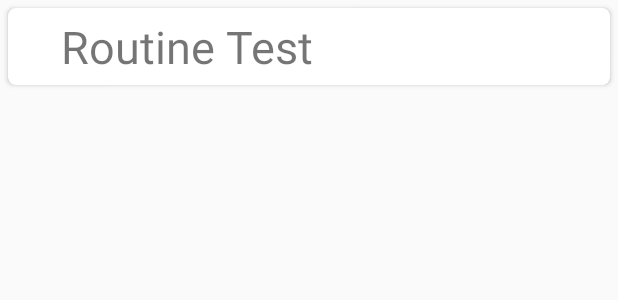
After one commit to StefanoKoo/MyFitnessAssistant, an Android app: the layout recycler_routine.xml on its own in the app's theme, with its tools: preview values and no code run, on a phone screen of 412 x 824 dp. The commit adds this screen. Shown: the top 300 px of the screen. Run offline under Robolectric (Android 15) with nearby library versions, the phone set to English and light mode, and no system bars.

Commit message:
Layout Setup

```diff
--- a/app/build.gradle
+++ b/app/build.gradle
@@ -33,6 +33,8 @@ dependencies {
     implementation 'androidx.appcompat:appcompat:1.2.0'
     implementation 'com.google.android.material:material:1.3.0'
     implementation 'androidx.constraintlayout:constraintlayout:2.0.4'
+    implementation 'androidx.recyclerview:recyclerview:1.1.0'
+    implementation 'androidx.cardview:cardview:1.0.0'
     testImplementation 'junit:junit:4.+'
     androidTestImplementation 'androidx.test.ext:junit:1.1.2'
     androidTestImplementation 'androidx.test.espresso:espresso-core:3.3.0'
--- a/app/src/main/AndroidManifest.xml
+++ b/app/src/main/AndroidManifest.xml
@@ -12,10 +12,10 @@
         <activity android:name=".MainActivity">
             <intent-filter>
                 <action android:name="android.intent.action.MAIN" />
-
                 <category android:name="android.intent.category.LAUNCHER" />
             </intent-filter>
         </activity>
+        <activity android:name=".MakeRoutineActivity"></activity>
     </application>
 
 </manifest>
--- /dev/null
+++ b/app/src/main/res/drawable/ic_baseline_account_circle_20.xml
@@ -0,0 +1,5 @@
+<vector android:height="20dp" android:tint="#FFFFFF"
+    android:viewportHeight="24" android:viewportWidth="24"
+    android:width="20dp" xmlns:android="http://schemas.android.com/apk/res/android">
+    <path android:fillColor="@android:color/white" android:pathData="M12,2C6.48,2 2,6.48 2,12s4.48,10 10,10 10,-4.48 10,-10S17.52,2 12,2zM12,5c1.66,0 3,1.34 3,3s-1.34,3 -3,3 -3,-1.34 -3,-3 1.34,-3 3,-3zM12,19.2c-2.5,0 -4.71,-1.28 -6,-3.22 0.03,-1.99 4,-3.08 6,-3.08 1.99,0 5.97,1.09 6,3.08 -1.29,1.94 -3.5,3.22 -6,3.22z"/>
+</vector>
--- /dev/null
+++ b/app/src/main/res/drawable/ic_baseline_add_30.xml
@@ -0,0 +1,5 @@
+<vector android:height="30dp" android:tint="#FFFFFF"
+    android:viewportHeight="24" android:viewportWidth="24"
+    android:width="30dp" xmlns:android="http://schemas.android.com/apk/res/android">
+    <path android:fillColor="@android:color/white" android:pathData="M19,13h-6v6h-2v-6H5v-2h6V5h2v6h6v2z"/>
+</vector>
--- /dev/null
+++ b/app/src/main/res/drawable/ic_baseline_settings_20.xml
@@ -0,0 +1,5 @@
+<vector android:height="24dp" android:tint="#FFFFFF"
+    android:viewportHeight="24" android:viewportWidth="24"
+    android:width="24dp" xmlns:android="http://schemas.android.com/apk/res/android">
+    <path android:fillColor="@android:color/white" android:pathData="M19.14,12.94c0.04,-0.3 0.06,-0.61 0.06,-0.94c0,-0.32 -0.02,-0.64 -0.07,-0.94l2.03,-1.58c0.18,-0.14 0.23,-0.41 0.12,-0.61l-1.92,-3.32c-0.12,-0.22 -0.37,-0.29 -0.59,-0.22l-2.39,0.96c-0.5,-0.38 -1.03,-0.7 -1.62,-0.94L14.4,2.81c-0.04,-0.24 -0.24,-0.41 -0.48,-0.41h-3.84c-0.24,0 -0.43,0.17 -0.47,0.41L9.25,5.35C8.66,5.59 8.12,5.92 7.63,6.29L5.24,5.33c-0.22,-0.08 -0.47,0 -0.59,0.22L2.74,8.87C2.62,9.08 2.66,9.34 2.86,9.48l2.03,1.58C4.84,11.36 4.8,11.69 4.8,12s0.02,0.64 0.07,0.94l-2.03,1.58c-0.18,0.14 -0.23,0.41 -0.12,0.61l1.92,3.32c0.12,0.22 0.37,0.29 0.59,0.22l2.39,-0.96c0.5,0.38 1.03,0.7 1.62,0.94l0.36,2.54c0.05,0.24 0.24,0.41 0.48,0.41h3.84c0.24,0 0.44,-0.17 0.47,-0.41l0.36,-2.54c0.59,-0.24 1.13,-0.56 1.62,-0.94l2.39,0.96c0.22,0.08 0.47,0 0.59,-0.22l1.92,-3.32c0.12,-0.22 0.07,-0.47 -0.12,-0.61L19.14,12.94zM12,15.6c-1.98,0 -3.6,-1.62 -3.6,-3.6s1.62,-3.6 3.6,-3.6s3.6,1.62 3.6,3.6S13.98,15.6 12,15.6z"/>
+</vector>
--- /dev/null
+++ b/app/src/main/res/layout/recycler_routine.xml
@@ -0,0 +1,39 @@
+<?xml version="1.0" encoding="utf-8"?>
+<LinearLayout xmlns:android="http://schemas.android.com/apk/res/android"
+    xmlns:app="http://schemas.android.com/apk/res-auto"
+    android:orientation="vertical"
+    android:layout_width="match_parent"
+    android:layout_height="match_parent">
+
+    <androidx.cardview.widget.CardView
+        android:layout_width="match_parent"
+        android:layout_height="wrap_content"
+        android:layout_margin="5dp"
+        app:cardCornerRadius="5dp">
+
+        <LinearLayout
+            android:layout_width="match_parent"
+            android:layout_height="wrap_content"
+            android:orientation="horizontal">
+
+            <ImageView
+                android:layout_width="30dp"
+                android:layout_height="30dp"
+                android:padding="5dp"
+                android:layout_gravity="center">
+
+            </ImageView>
+
+            <TextView
+                android:layout_width="wrap_content"
+                android:layout_height="wrap_content"
+                android:textSize="30dp"
+                android:padding="5dp"
+                android:text="Routine Test">
+            </TextView>
+
+        </LinearLayout>
+
+    </androidx.cardview.widget.CardView>
+
+</LinearLayout>
--- a/app/src/main/res/values-night/themes.xml
+++ b/app/src/main/res/values-night/themes.xml
@@ -1,16 +1,19 @@
 <resources xmlns:tools="http://schemas.android.com/tools">
     <!-- Base application theme. -->
-    <style name="Theme.MyFitnessAssistant" parent="Theme.MaterialComponents.DayNight.DarkActionBar">
+    <style name="Theme.MyFitnessAssistant" parent="Theme.AppCompat.Light.NoActionBar">
         <!-- Primary brand color. -->
-        <item name="colorPrimary">@color/purple_200</item>
+        <item name="colorPrimary">@color/purple_500</item>
         <item name="colorPrimaryVariant">@color/purple_700</item>
-        <item name="colorOnPrimary">@color/black</item>
+        <item name="colorOnPrimary">@color/white</item>
         <!-- Secondary brand color. -->
         <item name="colorSecondary">@color/teal_200</item>
-        <item name="colorSecondaryVariant">@color/teal_200</item>
+        <item name="colorSecondaryVariant">@color/teal_700</item>
         <item name="colorOnSecondary">@color/black</item>
         <!-- Status bar color. -->
-        <item name="android:statusBarColor" tools:targetApi="l">?attr/colorPrimaryVariant</item>
+        <item name="android:statusBarColor" tools:targetApi="l">@color/maColor</item>
         <!-- Customize your theme here. -->
     </style>
+    <style name="Toolbar.TitleText" parent="Widget.AppCompat.Toolbar">
+        <item name="android:textSize">20dp</item>
+    </style>
 </resources>
--- a/app/src/main/res/values/colors.xml
+++ b/app/src/main/res/values/colors.xml
@@ -7,4 +7,5 @@
     <color name="teal_700">#FF018786</color>
     <color name="black">#FF000000</color>
     <color name="white">#FFFFFFFF</color>
+    <color name="maColor">#192A55</color>
 </resources>
--- a/app/src/main/res/values/themes.xml
+++ b/app/src/main/res/values/themes.xml
@@ -1,6 +1,6 @@
 <resources xmlns:tools="http://schemas.android.com/tools">
     <!-- Base application theme. -->
-    <style name="Theme.MyFitnessAssistant" parent="Theme.MaterialComponents.DayNight.DarkActionBar">
+    <style name="Theme.MyFitnessAssistant" parent="Theme.AppCompat.Light.NoActionBar">
         <!-- Primary brand color. -->
         <item name="colorPrimary">@color/purple_500</item>
         <item name="colorPrimaryVariant">@color/purple_700</item>
@@ -10,7 +10,10 @@
         <item name="colorSecondaryVariant">@color/teal_700</item>
         <item name="colorOnSecondary">@color/black</item>
         <!-- Status bar color. -->
-        <item name="android:statusBarColor" tools:targetApi="l">?attr/colorPrimaryVariant</item>
+        <item name="android:statusBarColor" tools:targetApi="l">@color/maColor</item>
         <!-- Customize your theme here. -->
     </style>
+    <style name="Toolbar.TitleText" parent="Widget.AppCompat.Toolbar">
+        <item name="android:textSize">20dp</item>
+    </style>
 </resources>
```
Also changed, not shown: app/src/main/java/com/example/myfitnessassistant/MainActivity.java (+48 -0 lines), app/src/main/java/com/example/myfitnessassistant/MakeRoutineActivity.java (added, +14 -0 lines), app/src/main/res/drawable/button_circle.xml (added, +23 -0 lines), app/src/main/res/layout/activity_main.xml (+26 -7 lines), app/src/main/res/layout/activity_make_routine.xml (added, +17 -0 lines), app/src/main/res/menu/action_bar.xml (added, +11 -0 lines).
